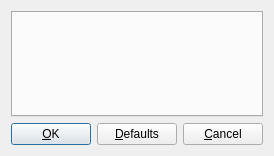
Above: mnemosyne/mnemosyne/pyqt_ui/configuration_dlg.ui from umax/pomni before the change. Below: the same form after it.
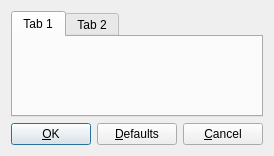
That is the form after the change.

Commit message: Simplify configuration GUI code.

Diff of the .ui file:
```diff
--- a/mnemosyne/mnemosyne/pyqt_ui/configuration_dlg.ui
+++ b/mnemosyne/mnemosyne/pyqt_ui/configuration_dlg.ui
@@ -18,9 +18,16 @@
     <layout class="QVBoxLayout" name="verticalLayout">
      <item>
       <widget class="QTabWidget" name="tab_widget">
-       <property name="currentIndex">
-        <number>-1</number>
-       </property>
+       <widget class="QWidget" name="tab">
+        <attribute name="title">
+         <string>Tab 1</string>
+        </attribute>
+       </widget>
+       <widget class="QWidget" name="tab_2">
+        <attribute name="title">
+         <string>Tab 2</string>
+        </attribute>
+       </widget>
       </widget>
      </item>
      <item>
```
The commit also changes 9 other files.
